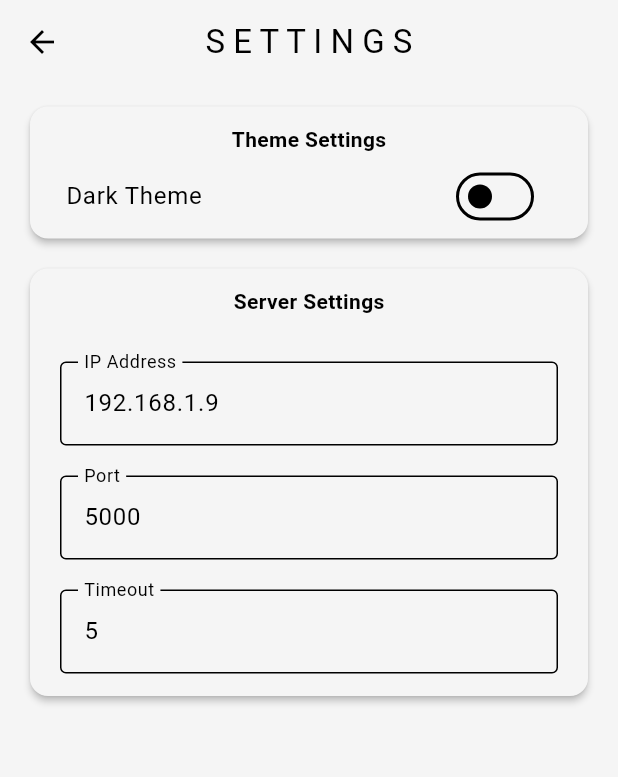
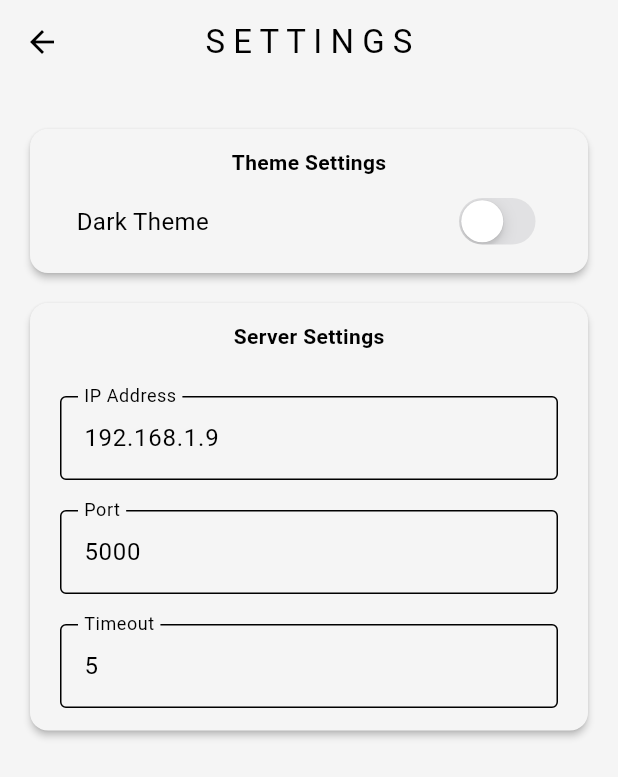
Before and after one commit to Qaisar-Mateen/flutter_travel_recommender, a Flutter app: the screen it shows after launch, after a tap on the "settings" icon, on a phone screen of 412 x 824 dp. Shown: the top 777 px of the screen. Run offline on Flutter 3.47's test engine with Material 3 defaults, Android fonts, the phone set to English and light mode, and no system bars; our stand-ins replace flutter_bloc.

Commit message:
Update color scheme for dark theme and add floating action button for settings in login page

```diff
--- a/lib/pages/login.dart
+++ b/lib/pages/login.dart
@@ -22,22 +22,18 @@ class LoginState extends State<Login> {
   @override
   Widget build(BuildContext context) {
     return Scaffold(
-      //backgroundColor: context.watch<ThemeCubit>().state.colorScheme.surface,
-      appBar: AppBar(
-        actions: [
-          IconButton(
-            icon: const Icon(Icons.settings),
-            onPressed: () {
-              Navigator.push(context, MaterialPageRoute(builder: (context) => Settings()));
-            },
-          ),
-        ],
+      floatingActionButtonLocation: FloatingActionButtonLocation.endTop,
+      floatingActionButton: IconButton(
+        icon: const Icon(Icons.settings),
+        onPressed: () {
+          Navigator.push(context, MaterialPageRoute(builder: (context) => Settings()));
+        },
       ),
+
       body: Center(
         child: Padding(
           padding: const EdgeInsets.symmetric(horizontal: 8),
           child: Card(
-            //color: context.watch<ThemeCubit>().state.colorScheme.secondary,
             elevation: 2,
             margin: const EdgeInsets.all(20),
             child: Padding(
@@ -70,11 +66,10 @@ class LoginState extends State<Login> {
                             if (id.isNotEmpty) {
                               setState(() {isFetching = true;});
                               try {
-                                final response = await http
-                                    .get(Uri.parse(
-                                        '''http://${context.watch<ServerCubit>().state.ip}:
-                                        ${context.watch<ServerCubit>().state.port}/login?userId=$id'''))
-                                    .timeout(Duration(seconds: int.parse(context.watch<ServerCubit>().state.timeout)));
+                                final response = await http.get(Uri.parse(
+                                        '''http://${context.read<ServerCubit>().state.ip}:
+                                        ${context.read<ServerCubit>().state.port}/login?userId=$id'''))
+                                    .timeout(Duration(seconds: int.parse(context.read<ServerCubit>().state.timeout)));
                                 if (response.statusCode == 200) {
                                   if (mounted) {
                                     Navigator.push(context, MaterialPageRoute(builder: (context) => Home(id: int.parse(id))));
@@ -96,6 +91,7 @@ class LoginState extends State<Login> {
                                   }
                                 }
                               } catch (e) {
+                                print(e);
                                 if (mounted) {
                                   ScaffoldMessenger.of(context).showSnackBar(
                                     const SnackBar(
--- a/lib/pages/settings.dart
+++ b/lib/pages/settings.dart
@@ -1,21 +1,22 @@
+import 'package:flutter/cupertino.dart';
 import 'package:flutter/material.dart';
 import 'package:flutter_bloc/flutter_bloc.dart';
 import 'package:travel_recommender/settings_cubit.dart';
 
-// ignore: must_be_immutable
 class Settings extends StatelessWidget {
-
-  TextEditingController ipAddress = TextEditingController();
-  TextEditingController port = TextEditingController();
-  TextEditingController timeout = TextEditingController();
+  final TextEditingController ipAddress = TextEditingController();
+  final TextEditingController port = TextEditingController();
+  final TextEditingController timeout = TextEditingController();
 
   Settings({super.key});
 
   @override
   Widget build(BuildContext context) {
     return Scaffold(
-      appBar: AppBar(title: const Text("S E T T I N G S"), centerTitle: true,),
-      body: Column(
+      appBar: AppBar(title: const Text("S E T T I N G S"), centerTitle: true,),// shadowColor: Colors.grey.shade500, elevation: 2,),
+      body: Padding(
+        padding: const EdgeInsets.only(top:15),
+        child: Column(
           children: [
             Card(
               elevation: 2,
@@ -27,14 +28,23 @@ class Settings extends StatelessWidget {
                     const Text("Theme Settings", style: TextStyle(fontWeight: FontWeight.bold),),
                     BlocBuilder<ThemeCubit, ThemeData>(
                       builder: (context, toggleTheme) {
-                      return SwitchListTile(
-                        title: const Text("Dark Theme"),
+                        return Row(mainAxisSize: MainAxisSize.max,
+                          mainAxisAlignment: MainAxisAlignment.spaceBetween,
+                          children: [
+                          const Padding(
+                            padding: EdgeInsets.only(left: 23, bottom: 15, top: 10),
+                            child: Text("Dark Theme", style: TextStyle(fontSize: 16)),
+                          ),
+                          Padding(
+                            padding: const EdgeInsets.only(bottom:15, top:10, right: 23),
+                            child: CupertinoSwitch(
                               value: context.read<ThemeCubit>().isDark(),
-                        onChanged: (bool value) {
+                             onChanged: (value) {
                               context.read<ThemeCubit>().toggleTheme();
+                             }),
+                          )
+                        ]);
                       }
-                      );
-                    },
                     ),
                   ],
                 ),
@@ -115,6 +125,7 @@ class Settings extends StatelessWidget {
             ),
           ],
         ),
+      ),
     );
   }
 }
--- a/lib/settings_cubit.dart
+++ b/lib/settings_cubit.dart
@@ -17,7 +17,7 @@ ThemeData darkTheme = ThemeData(
     surface: const Color.fromARGB(255, 54, 53, 53),
     primary: Colors.grey.shade600,
     secondary: const Color.fromARGB(255, 33, 33, 33),
-    inversePrimary: Colors.grey.shade300
+    inversePrimary: Colors.grey.shade100
   )
 );
 
```
Lines whose indentation alone changed are shown as unchanged.
